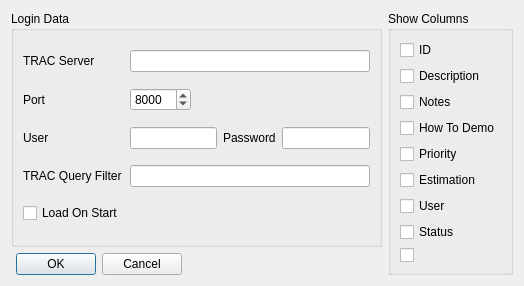
The window that setupdialog.ui (jmreyen/starfish) describes before a commit, drawn with Qt 5.
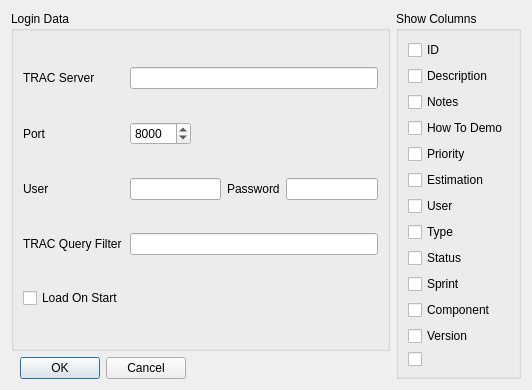
The same window after the commit. Icons and pictures are not drawn.

Patch:
```diff
--- a/setupdialog.ui
+++ b/setupdialog.ui
@@ -9,8 +9,8 @@
    <rect>
     <x>0</x>
     <y>0</y>
-    <width>524</width>
-    <height>215</height>
+    <width>532</width>
+    <height>265</height>
    </rect>
   </property>
   <property name="sizePolicy">
@@ -170,12 +170,12 @@
       <item row="7" column="0">
        <widget class="QCheckBox" name="checkBox_7">
         <property name="text">
-         <string>Status</string>
+         <string>Type</string>
         </property>
        </widget>
       </item>
-      <item row="8" column="0">
-       <widget class="QCheckBox" name="checkBox_8">
+      <item row="14" column="0">
+       <widget class="QCheckBox" name="checkBox_12">
         <property name="text">
          <string/>
         </property>
@@ -192,6 +192,34 @@
         </property>
        </widget>
       </item>
+      <item row="9" column="0">
+       <widget class="QCheckBox" name="checkBox_8">
+        <property name="text">
+         <string>Status</string>
+        </property>
+       </widget>
+      </item>
+      <item row="11" column="0">
+       <widget class="QCheckBox" name="checkBox_10">
+        <property name="text">
+         <string>Component</string>
+        </property>
+       </widget>
+      </item>
+      <item row="10" column="0">
+       <widget class="QCheckBox" name="checkBox_9">
+        <property name="text">
+         <string>Sprint</string>
+        </property>
+       </widget>
+      </item>
+      <item row="12" column="0">
+       <widget class="QCheckBox" name="checkBox_11">
+        <property name="text">
+         <string>Version</string>
+        </property>
+       </widget>
+      </item>
      </layout>
     </widget>
    </item>
```
